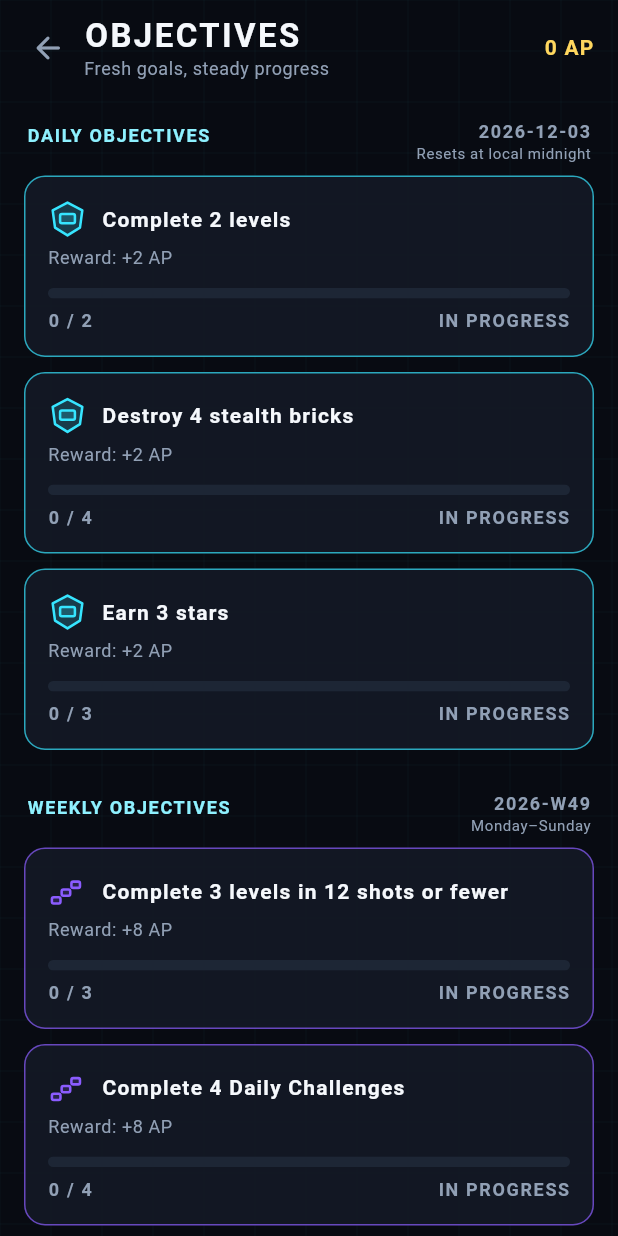
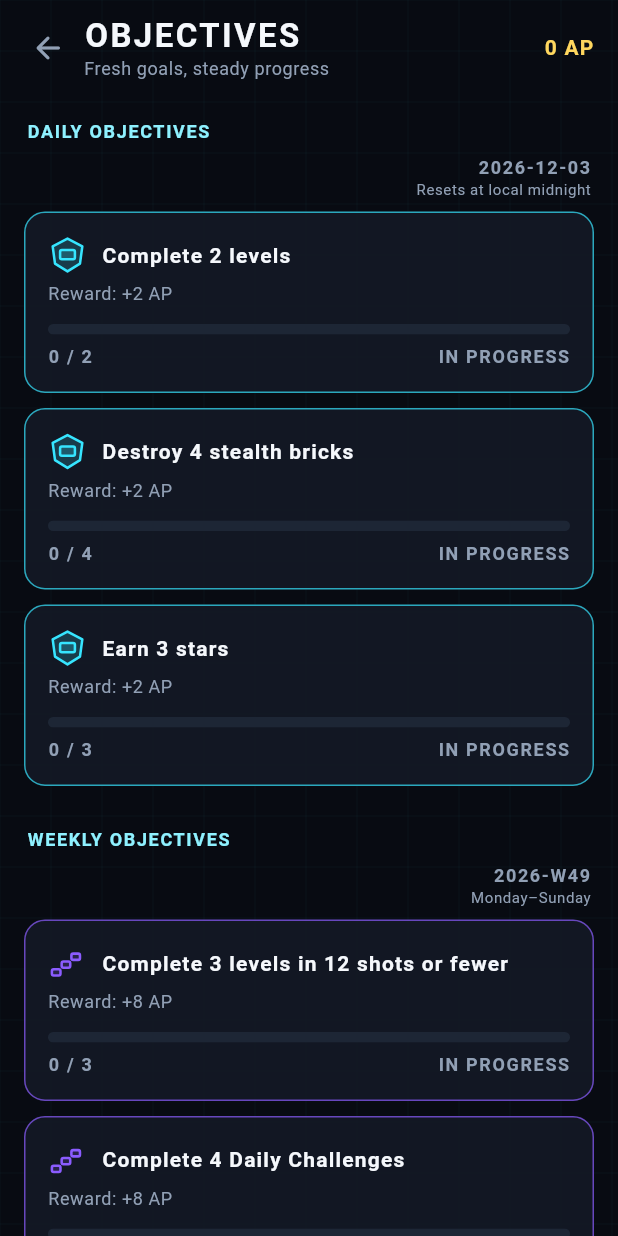
Before and after one commit to markdavisson1345/stealth-breaker, a Flutter app: the screen it shows after launch, after a tap on "Objectives", on a phone screen of 412 x 824 dp. Run offline on Flutter 3.47's test engine with Material 3 defaults, Android fonts, the phone set to English and light mode, and no system bars; our stand-ins replace audioplayers, shared_preferences; missing offline and left inert: flame.

Commit message:
fix: fit objective headers in paused mobile view

```diff
--- a/lib/screens/objectives_screen.dart
+++ b/lib/screens/objectives_screen.dart
@@ -85,17 +85,32 @@ class _ObjectivesScreenState extends State<ObjectivesScreen> {
 
   Widget _periodHeader(String title, String key, String resetText) => Padding(
         padding: const EdgeInsets.fromLTRB(2, 8, 2, 8),
-        child: Row(children: [
-          Expanded(child: StealthSectionHeader(title)),
-          Column(crossAxisAlignment: CrossAxisAlignment.end, children: [
+        child: LayoutBuilder(builder: (context, constraints) {
+          final schedule = Column(
+            crossAxisAlignment: CrossAxisAlignment.end,
+            children: [
               Text(key, style: StealthTextStyles.label),
               Text(resetText,
                   style: Theme.of(context)
                       .textTheme
                       .bodySmall
                       ?.copyWith(fontSize: 10)),
-          ]),
-        ]),
+            ],
+          );
+          if (constraints.maxWidth < 430) {
+            return Column(
+              crossAxisAlignment: CrossAxisAlignment.stretch,
+              children: [
+                StealthSectionHeader(title),
+                Align(alignment: Alignment.centerRight, child: schedule),
+              ],
+            );
+          }
+          return Row(children: [
+            Expanded(child: StealthSectionHeader(title)),
+            schedule,
+          ]);
+        }),
       );
 
   Widget _objectiveCard(
```
Lines whose indentation alone changed are shown as unchanged.
